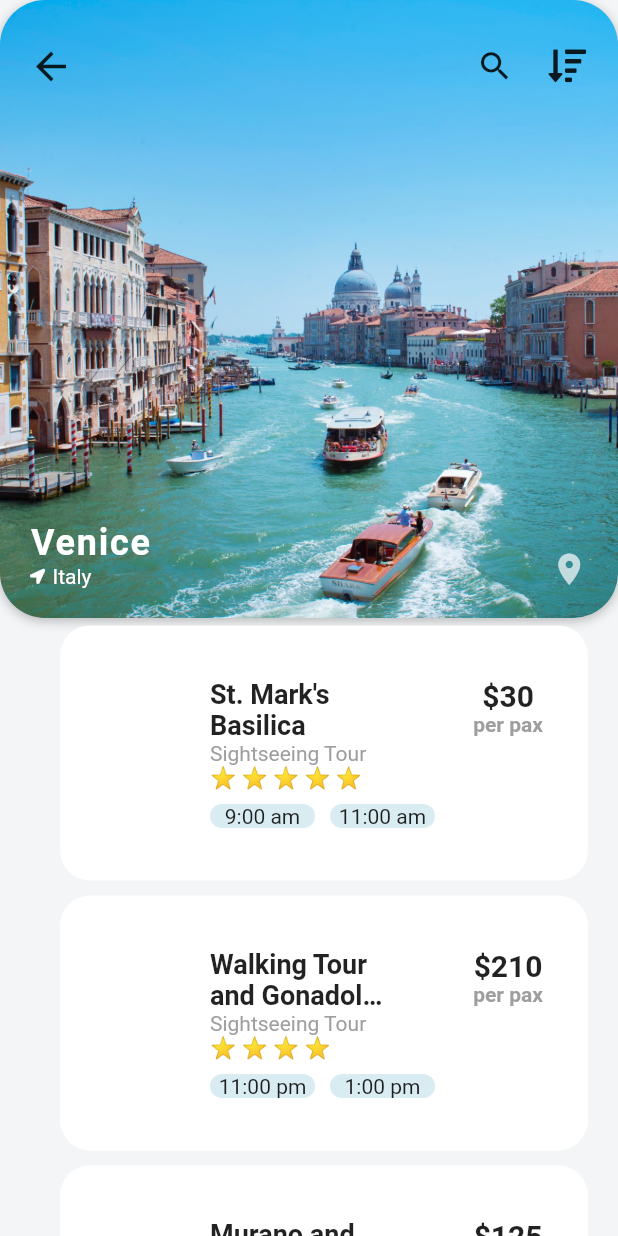
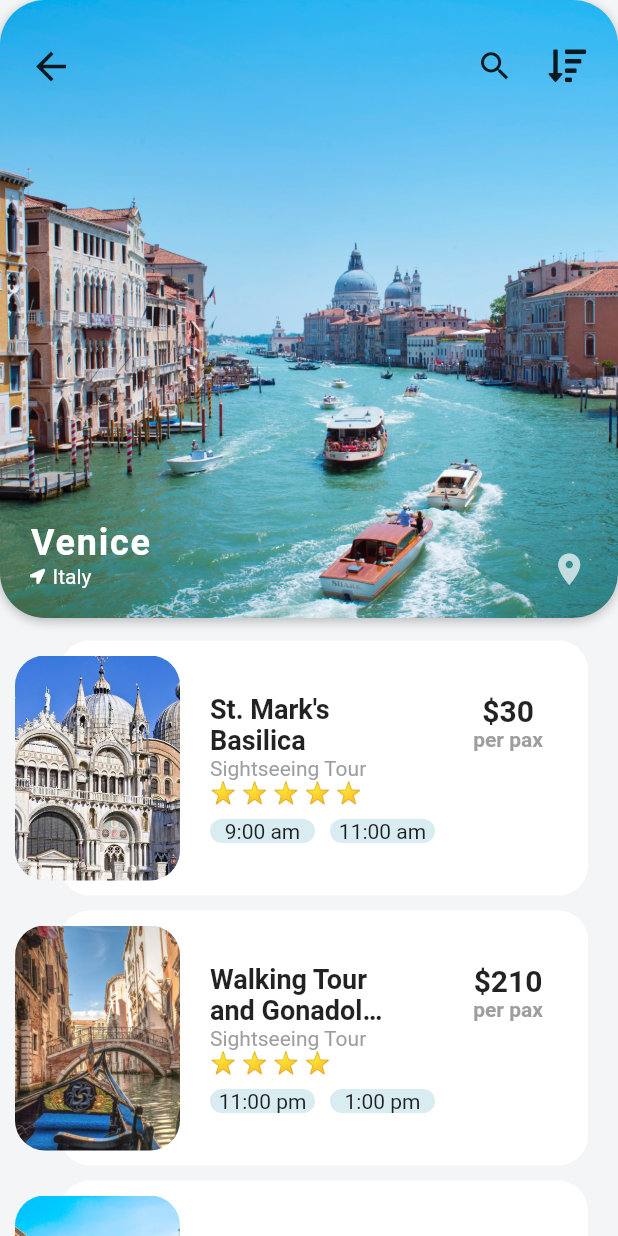
Before and after one commit to jobic10/flutter-travel-ui, a Flutter app: the screen it shows after launch, after a tap on an icon or button, on a phone screen of 412 x 824 dp. Run offline on Flutter 3.47's test engine with Material 2 defaults, Android fonts, the phone set to English and light mode, and no system bars; our stand-ins replace font_awesome_flutter.

Commit message:
💄 UI Complete

```diff
--- a/lib/screens/destination.dart
+++ b/lib/screens/destination.dart
@@ -126,6 +126,10 @@ class _DestinationScreenState extends State<DestinationScreen> {
           ),
           Expanded(
             child: ListView.builder(
+              padding: EdgeInsets.only(
+                top: 10,
+                bottom: 15,
+              ),
               itemBuilder: (context, index) {
                 var activity = widget.destination.activities[index];
                 return Stack(
@@ -224,6 +228,19 @@ class _DestinationScreenState extends State<DestinationScreen> {
                         ),
                       ),
                     ),
+                    Positioned(
+                      left: 10,
+                      top: 15,
+                      child: ClipRRect(
+                        borderRadius: BorderRadius.circular(20),
+                        child: Image.asset(
+                          activity.imageUrl,
+                          fit: BoxFit.cover,
+                          width: 110,
+                          height: 150,
+                        ),
+                      ),
+                    )
                   ],
                 );
               },
```
